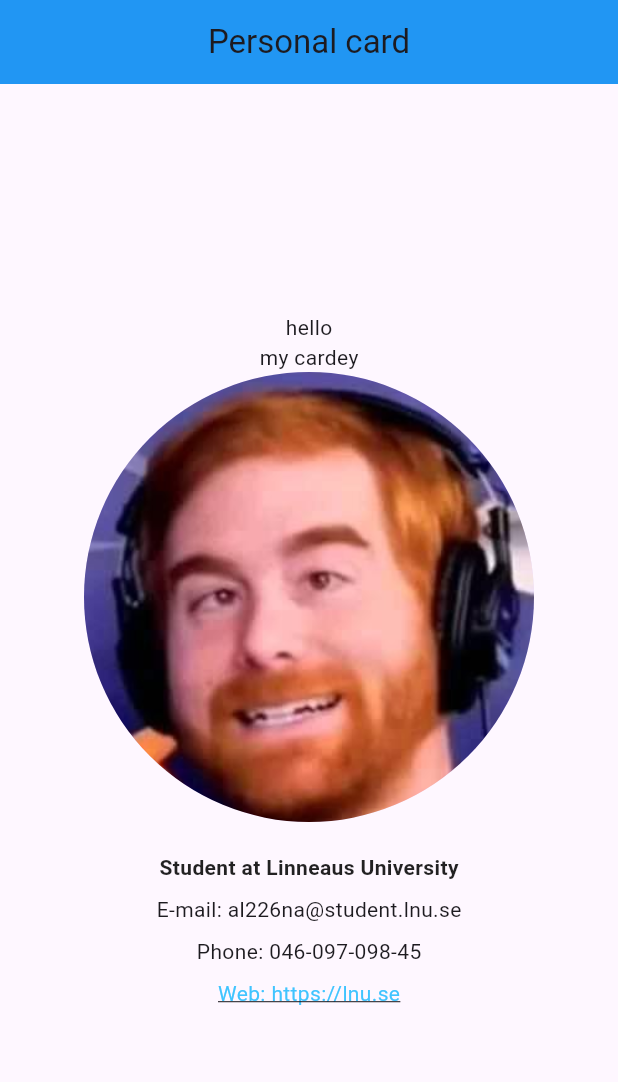
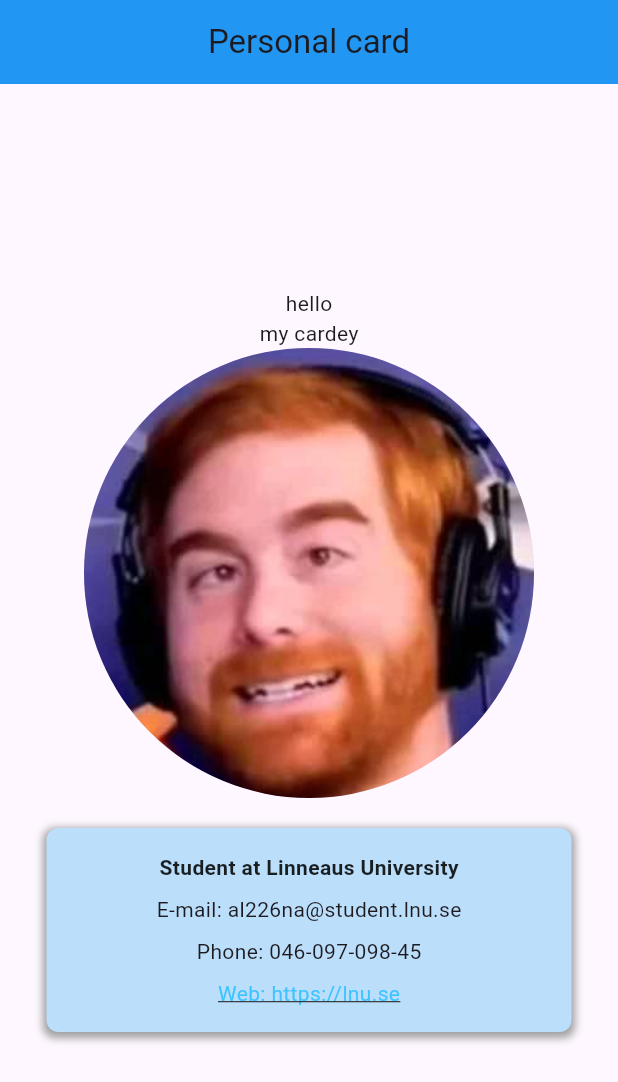
Before and after one commit to AakrishLama/Flutter_Me_Card, a Flutter app: the screen it shows after launch, on a phone screen of 412 x 824 dp. Shown: the top 1082 px of the screen. Run offline on Flutter 3.47's test engine with Material 3 defaults, Android fonts, the phone set to English and light mode, and no system bars.

Commit message:
decoration

```diff
--- a/my_card/lib/contactinfo.dart
+++ b/my_card/lib/contactinfo.dart
@@ -6,6 +6,20 @@ class ContactInfo extends StatelessWidget {
   @override
   Widget build(BuildContext context) {
     return Container(
+      padding: const EdgeInsets.all(16),
+      width: 350,
+      decoration: BoxDecoration(
+        color: Colors.blue[100],
+        borderRadius: BorderRadius.circular(8),
+        boxShadow: [
+          BoxShadow(
+            color: Colors.grey.withValues(),
+            spreadRadius: 2,
+            blurRadius: 4,
+            offset: const Offset(0, 2),
+          ),
+        ]
+      ),
       child: Column(
         children: [
           Text(
```
